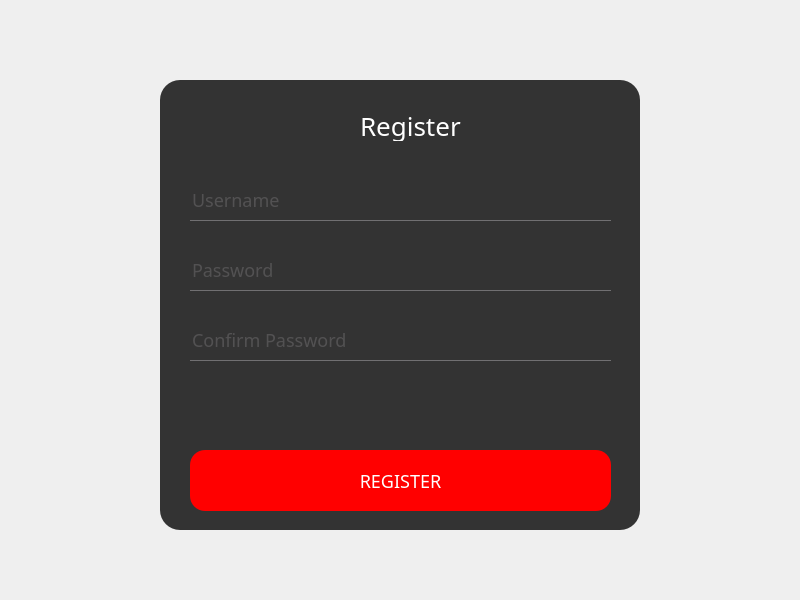
Before: the Qt Designer form client/code/forms/register.ui in LukaVujcic/26-filebox, drawn with Qt 5.
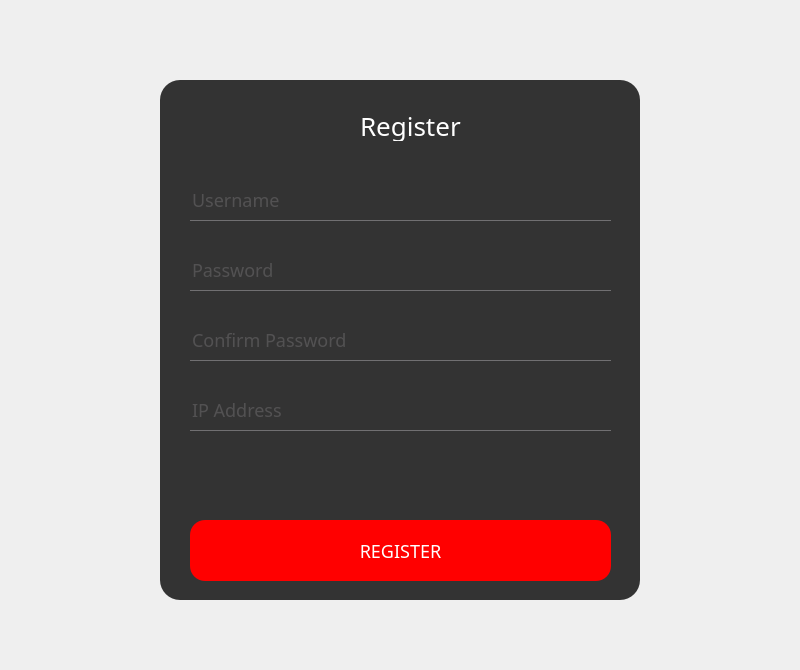
After: the same form once the commit is applied. Icons and pictures are not drawn.

Diff of the .ui file:
```diff
--- a/client/code/forms/register.ui
+++ b/client/code/forms/register.ui
@@ -7,19 +7,19 @@
     <x>0</x>
     <y>0</y>
     <width>800</width>
-    <height>600</height>
+    <height>670</height>
    </rect>
   </property>
   <property name="minimumSize">
    <size>
     <width>800</width>
-    <height>600</height>
+    <height>670</height>
    </size>
   </property>
   <property name="maximumSize">
    <size>
     <width>800</width>
-    <height>600</height>
+    <height>670</height>
    </size>
   </property>
   <property name="windowTitle">
@@ -92,13 +92,19 @@
      <x>160</x>
      <y>80</y>
      <width>480</width>
-     <height>450</height>
+     <height>520</height>
     </rect>
    </property>
+   <property name="minimumSize">
+    <size>
+     <width>0</width>
+     <height>520</height>
+    </size>
+   </property>
    <property name="maximumSize">
     <size>
      <width>480</width>
-     <height>450</height>
+     <height>520</height>
     </size>
    </property>
    <property name="frameShape">
@@ -111,7 +117,7 @@
     <property name="geometry">
      <rect>
       <x>30</x>
-      <y>370</y>
+      <y>440</y>
       <width>421</width>
       <height>61</height>
      </rect>
@@ -185,7 +191,7 @@
     <property name="geometry">
      <rect>
       <x>30</x>
-      <y>290</y>
+      <y>360</y>
       <width>421</width>
       <height>31</height>
      </rect>
@@ -194,6 +200,22 @@
      <string/>
     </property>
    </widget>
+   <widget class="QLineEdit" name="leIP">
+    <property name="geometry">
+     <rect>
+      <x>30</x>
+      <y>310</y>
+      <width>421</width>
+      <height>41</height>
+     </rect>
+    </property>
+    <property name="inputMask">
+     <string/>
+    </property>
+    <property name="placeholderText">
+     <string>IP Address</string>
+    </property>
+   </widget>
   </widget>
  </widget>
  <resources>
```
